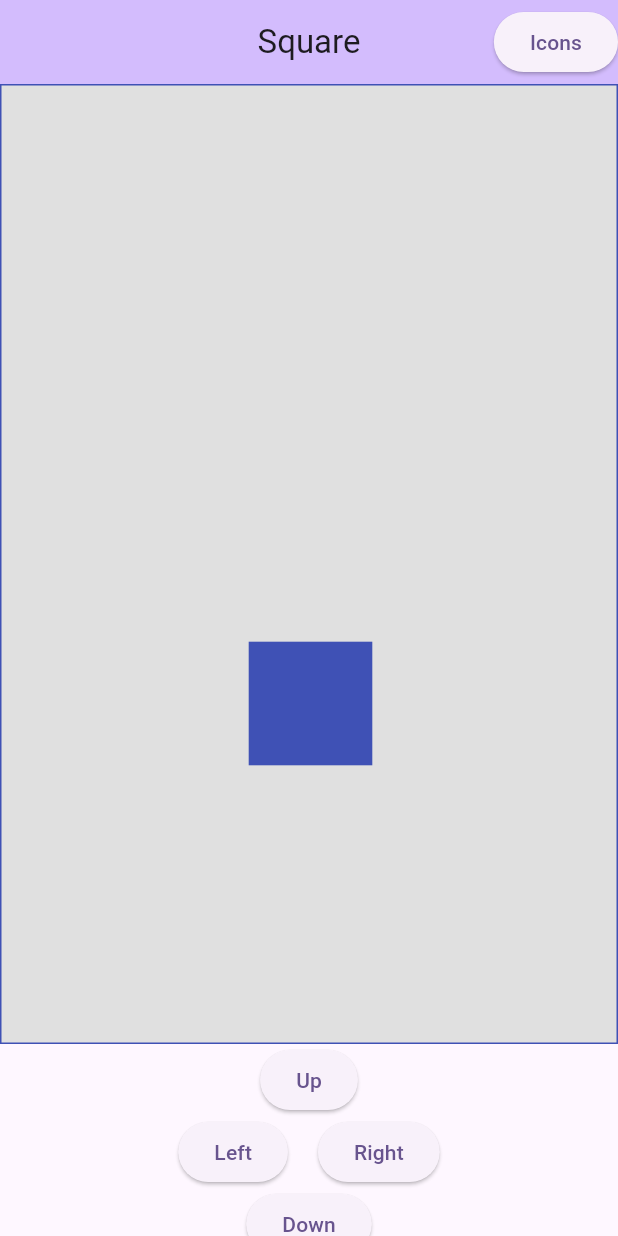
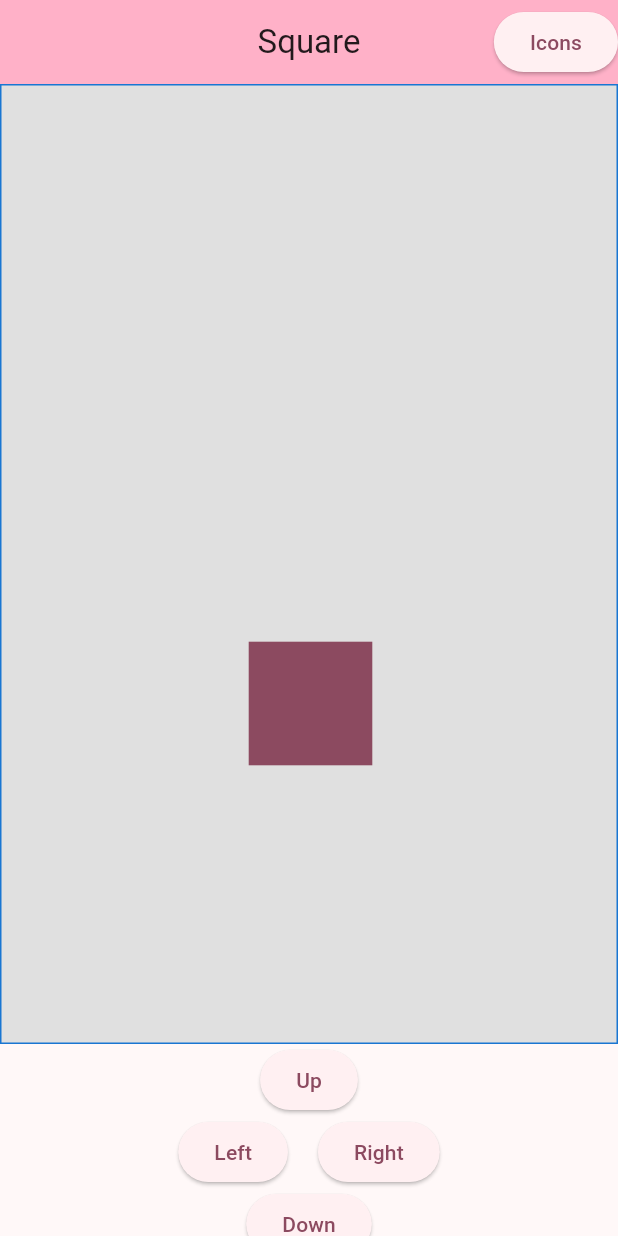
Before and after one commit to uropek97/square_app, a Flutter app: the screen it shows after launch, on a phone screen of 412 x 824 dp. Run offline on Flutter 3.47's test engine with Material 3 defaults, Android fonts, the phone set to English and light mode, and no system bars.

Commit message:
final result

```diff
--- a/lib/main.dart
+++ b/lib/main.dart
@@ -14,7 +14,7 @@
     return MaterialApp(
       title: 'Square Demo',
       theme: ThemeData(
-        colorScheme: ColorScheme.fromSeed(seedColor: Colors.deepPurple),
+        colorScheme: ColorScheme.fromSeed(seedColor: Colors.black),
         useMaterial3: true,
       ),
       home: const MyHomePage(title: 'Square'),
@@ -79,7 +79,7 @@
             child: Container(
                 decoration: BoxDecoration(
                     color: Colors.grey[300],
-                    border: Border.all(color: Colors.indigo)),
+                    border: Border.all(color: Theme.of(context).primaryColorDark)),
                 child: Stack(
                   children: [
                     Positioned(
@@ -87,7 +87,7 @@
                       top: positionY,
                       child: Square(
                         size: sizeSquare,
-                        color: Colors.indigo,
+                        color: Theme.of(context).primaryColor,
                       ),
                     ),
                   ],
@@ -149,9 +149,8 @@
                         ],
                       ),
                     ),
-
                     //хотел добавить так же и по нажатию кнопки сохранение
-                    //введённого значения в переменную, но не понял как
+                    //введённого значения в переменную, но пока не успел разобраться как
                     // ElevatedButton(
                     //   onPressed: (){},
                     //   child: ifTextButtons ? const Text('OK') : const Icon(Icons.done),),
```
